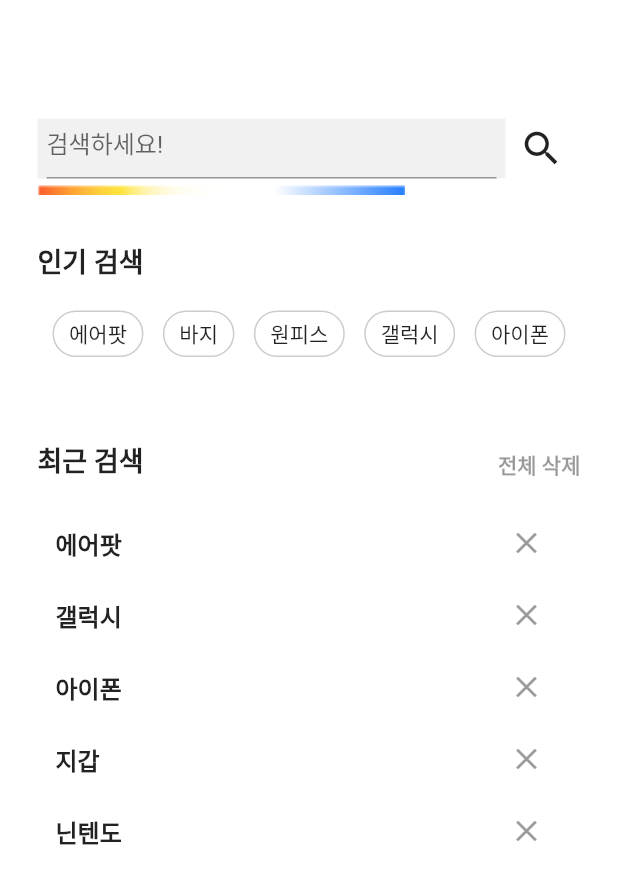
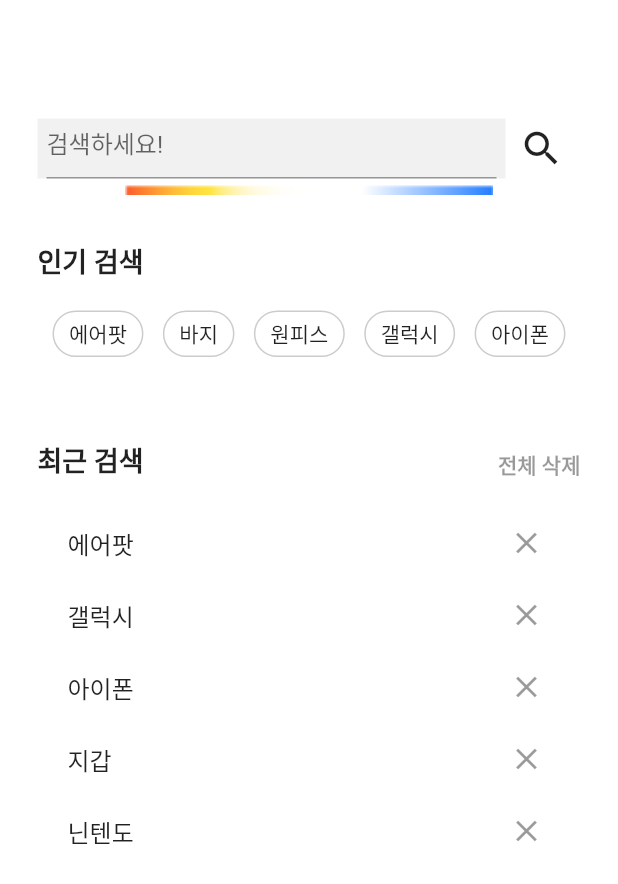
Before and after one commit to AsanHO/rayshop, a Flutter app: the SearchScreen screen opened directly, on a phone screen of 412 x 824 dp. Shown: the top 884 px of the screen. Run offline on Flutter 3.47's test engine with Material 2 defaults, Android fonts, the phone set to English and light mode, and no system bars; our stand-ins replace firebase_auth, firebase_core, font_awesome_flutter; accounts and stored records are empty.

Commit message:
search screen button

```diff
--- a/lib/search/search_screen.dart
+++ b/lib/search/search_screen.dart
@@ -45,7 +45,14 @@ class _SearchScreenState extends State<SearchScreen> {
                       )
                     ],
                   ),
-                  Image.asset('assets/spectrum.png'),
+                  SizedBox(
+                    width: 400,
+                    child: Center(
+                      child: Image.asset(
+                        'assets/spectrum.png',
+                      ),
+                    ),
+                  ),
                   const SizedBox(
                     height: 30,
                   ),
--- a/lib/search/widgets/popular_search_button.dart
+++ b/lib/search/widgets/popular_search_button.dart
@@ -10,10 +10,12 @@ class PopularSearchButton extends StatelessWidget {
 
   @override
   Widget build(BuildContext context) {
-    return Container(
+    return InkWell(
+      borderRadius: BorderRadius.circular(20),
+      onTap: () {},
+      child: Container(
         decoration: BoxDecoration(
             borderRadius: BorderRadius.circular(20),
-          color: Colors.white,
             border: Border.all(color: Colors.black.withOpacity(0.2))),
         child: Padding(
           padding: const EdgeInsets.symmetric(vertical: 4, horizontal: 10),
@@ -22,6 +24,7 @@ class PopularSearchButton extends StatelessWidget {
             style: const TextStyle(fontSize: 14, fontWeight: FontWeight.w500),
           ),
         ),
+      ),
     );
   }
 }
--- a/lib/search/widgets/recent_search.dart
+++ b/lib/search/widgets/recent_search.dart
@@ -9,14 +9,21 @@ class RecentSearch extends StatelessWidget {
 
   @override
   Widget build(BuildContext context) {
-    return Container(
+    return InkWell(
+      borderRadius: BorderRadius.circular(15),
+      onTap: () {},
+      child: Container(
         decoration: const BoxDecoration(),
         child: Row(
           mainAxisAlignment: MainAxisAlignment.spaceBetween,
           children: [
-          Text(
+            Padding(
+              padding: const EdgeInsets.all(8.0),
+              child: Text(
                 text,
-            style: const TextStyle(fontSize: 16, fontWeight: FontWeight.w600),
+                style:
+                    const TextStyle(fontSize: 16, fontWeight: FontWeight.w500),
+              ),
             ),
             IconButton(
               onPressed: () {},
@@ -25,6 +32,7 @@ class RecentSearch extends StatelessWidget {
             ),
           ],
         ),
+      ),
     );
   }
 }
```
Also changed, not shown: pubspec.lock. Lines whose indentation alone changed are shown as unchanged.
